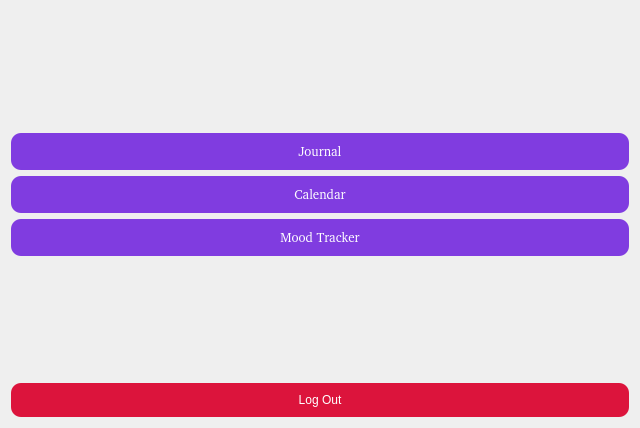
Old version of the form view/uifiles/main_page.ui in the repository saraalsheikh/GoalDigger.
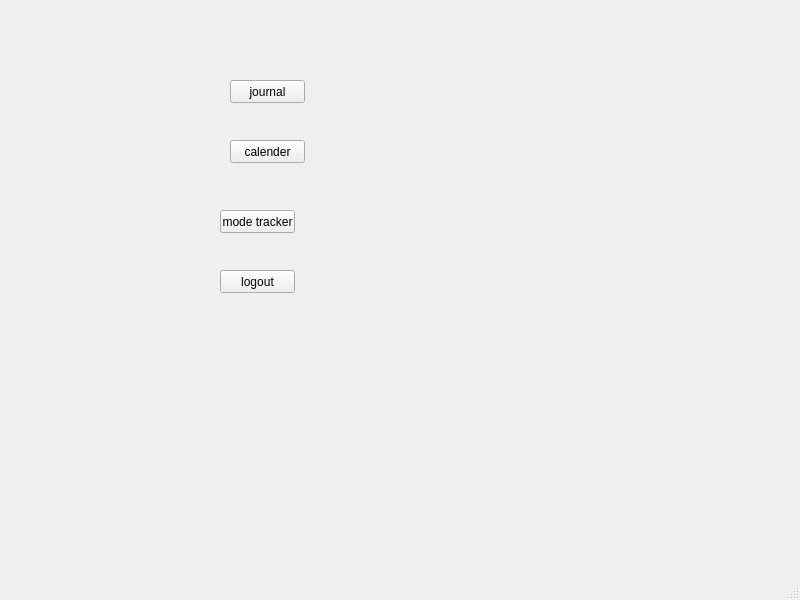
New version of the form.

Diff of the .ui file:
```diff
--- a/view/uifiles/main_page.ui
+++ b/view/uifiles/main_page.ui
@@ -1,170 +1,83 @@
 <?xml version="1.0" encoding="UTF-8"?>
 <ui version="4.0">
- <class>MainPage</class>
- <widget class="QWidget" name="MainPage">
+ <class>MainWindow</class>
+ <widget class="QMainWindow" name="MainWindow">
   <property name="geometry">
    <rect>
     <x>0</x>
     <y>0</y>
-    <width>640</width>
-    <height>428</height>
+    <width>800</width>
+    <height>600</height>
    </rect>
   </property>
   <property name="windowTitle">
    <string>Main Page</string>
   </property>
-  <layout class="QVBoxLayout" name="verticalLayout">
-   <item>
-    <spacer name="verticalSpacer">
-     <property name="orientation">
-      <enum>Qt::Vertical</enum>
-     </property>
-     <property name="sizeType">
-      <enum>QSizePolicy::Expanding</enum>
-     </property>
-     <property name="sizeHint" stdset="0">
-      <size>
-       <width>20</width>
-       <height>40</height>
-      </size>
-     </property>
-    </spacer>
-   </item>
-   <item>
-    <widget class="QPushButton" name="btn_journal">
-     <property name="sizePolicy">
-      <sizepolicy hsizetype="Expanding" vsizetype="Fixed">
-       <horstretch>0</horstretch>
-       <verstretch>0</verstretch>
-      </sizepolicy>
-     </property>
-     <property name="styleSheet">
-      <string notr="true">
-QPushButton {
-	
-	background-color: rgb(128, 60, 224);
-	border-radius:10px;
-    padding: 10px;
-    border-radius: 10px;
-	font: 10pt, Arial;
-	color: white;
-
-}
-
-QPushButton:hover{
-	
-	background-color: rgb(193, 81, 241);
-}</string>
-     </property>
-     <property name="text">
-      <string>Journal</string>
-     </property>
-    </widget>
-   </item>
-   <item>
-    <widget class="QPushButton" name="btn_calender">
-     <property name="sizePolicy">
-      <sizepolicy hsizetype="Expanding" vsizetype="Fixed">
-       <horstretch>0</horstretch>
-       <verstretch>0</verstretch>
-      </sizepolicy>
-     </property>
-     <property name="styleSheet">
-      <string notr="true">
-QPushButton {
-	
-	background-color: rgb(128, 60, 224);
-	border-radius:10px;
-    padding: 10px;
-    border-radius: 10px;
-	font: 10pt, Arial;
-	color: white;
-
-}
-
-QPushButton:hover{
-	
-	background-color: rgb(193, 81, 241);
-}</string>
-     </property>
-     <property name="text">
-      <string>Calendar</string>
-     </property>
-    </widget>
-   </item>
-   <item>
-    <widget class="QPushButton" name="btn_moodtracker">
-     <property name="sizePolicy">
-      <sizepolicy hsizetype="Expanding" vsizetype="Fixed">
-       <horstretch>0</horstretch>
-       <verstretch>0</verstretch>
-      </sizepolicy>
-     </property>
-     <property name="styleSheet">
-      <string notr="true">
-QPushButton {
-	
-	background-color: rgb(128, 60, 224);
-	border-radius:10px;
-    padding: 10px;
-    border-radius: 10px;
-	font: 10pt, Arial;
-	color: white;
-
-}
-
-QPushButton:hover{
-	
-	background-color: rgb(193, 81, 241);
-}</string>
-     </property>
-     <property name="text">
-      <string>Mood Tracker</string>
-     </property>
-    </widget>
-   </item>
-   <item>
-    <spacer name="verticalSpacer_2">
-     <property name="orientation">
-      <enum>Qt::Vertical</enum>
-     </property>
-     <property name="sizeType">
-      <enum>QSizePolicy::Expanding</enum>
-     </property>
-     <property name="sizeHint" stdset="0">
-      <size>
-       <width>20</width>
-       <height>40</height>
-      </size>
-     </property>
-    </spacer>
-   </item>
-   <item>
-    <widget class="QPushButton" name="btn_logout">
-     <property name="sizePolicy">
-      <sizepolicy hsizetype="Expanding" vsizetype="Fixed">
-       <horstretch>0</horstretch>
-       <verstretch>0</verstretch>
-      </sizepolicy>
-     </property>
-     <property name="styleSheet">
-      <string notr="true">QPushButton {
-    background-color: rgb(220, 20, 60);
-    font: 14pt &quot;Arial&quot;;
-    color: white;
-    padding: 10px;
-    border-radius: 10px;
-}
-QPushButton:hover {
-    background-color: rgb(255, 69, 0);
-}</string>
-     </property>
-     <property name="text">
-      <string>Log Out</string>
-     </property>
-    </widget>
-   </item>
-  </layout>
+  <widget class="QWidget" name="centralwidget">
+   <widget class="QPushButton" name="btn_journal">
+    <property name="geometry">
+     <rect>
+      <x>230</x>
+      <y>80</y>
+      <width>75</width>
+      <height>23</height>
+     </rect>
+    </property>
+    <property name="text">
+     <string>journal</string>
+    </property>
+   </widget>
+   <widget class="QPushButton" name="btn_calender">
+    <property name="geometry">
+     <rect>
+      <x>230</x>
+      <y>140</y>
+      <width>75</width>
+      <height>23</height>
+     </rect>
+    </property>
+    <property name="text">
+     <string>calender</string>
+    </property>
+   </widget>
+   <widget class="QPushButton" name="btn_mode_tracker">
+    <property name="geometry">
+     <rect>
+      <x>220</x>
+      <y>210</y>
+      <width>75</width>
+      <height>23</height>
+     </rect>
+    </property>
+    <property name="text">
+     <string>mode tracker</string>
+    </property>
+   </widget>
+   <widget class="QPushButton" name="btn_logout">
+    <property name="geometry">
+     <rect>
+      <x>220</x>
+      <y>270</y>
+      <width>75</width>
+      <height>23</height>
+     </rect>
+    </property>
+    <property name="text">
+     <string>logout</string>
+    </property>
+   </widget>
+  </widget>
+  <widget class="QMenuBar" name="menubar">
+   <property name="geometry">
+    <rect>
+     <x>0</x>
+     <y>0</y>
+     <width>800</width>
+     <height>22</height>
+    </rect>
+   </property>
+  </widget>
+  <widget class="QStatusBar" name="statusbar"/>
  </widget>
  <resources/>
  <connections/>
```
Left out of the diff: 2 changed lines with no effect on the pictures.
